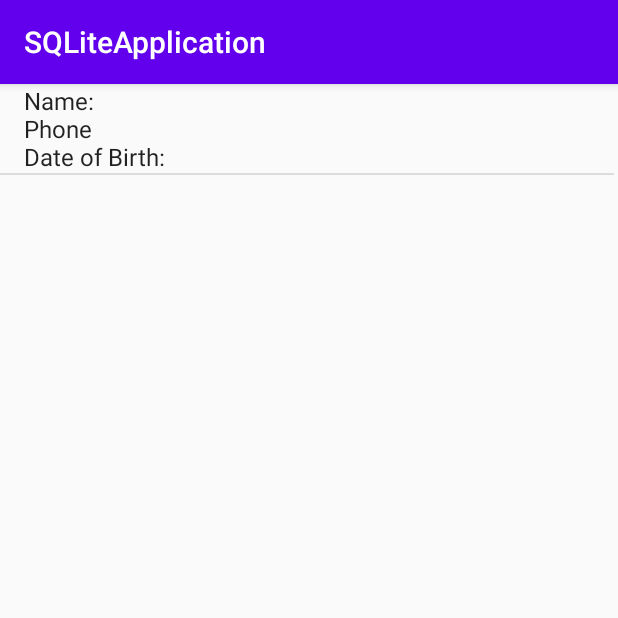
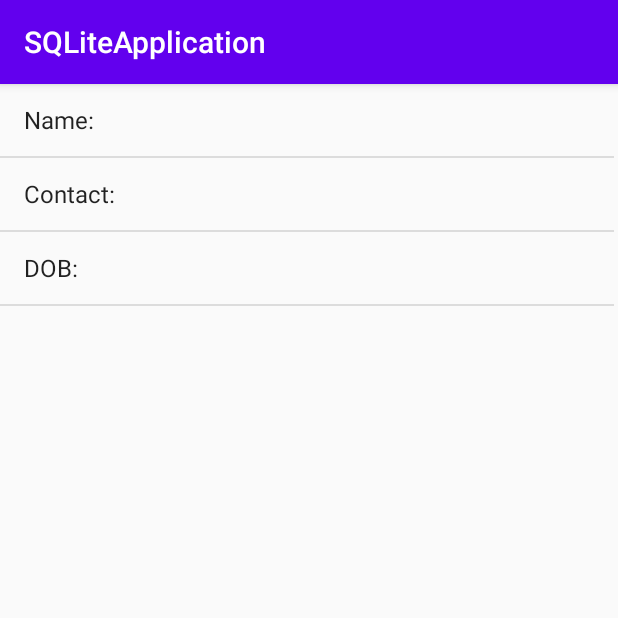
Before and after one commit to aswin-syras/android, an Android app: the screen it shows after launch (ViewDetails before the commit, ShowDetails after it), after a tap on "VIEW DATA", on a phone screen of 412 x 824 dp, the top half of it. Run offline under Robolectric (Android 15) with nearby library versions, the phone set to English and light mode, and no system bars.

```diff
--- a/app/src/main/AndroidManifest.xml
+++ b/app/src/main/AndroidManifest.xml
@@ -9,7 +9,7 @@
         android:roundIcon="@mipmap/ic_launcher_round"
         android:supportsRtl="true"
         android:theme="@style/AppTheme">
-        <activity android:name=".ViewDetails"></activity>
+        <activity android:name=".ShowDetails"></activity>
         <activity android:name=".MainActivity">
             <intent-filter>
                 <action android:name="android.intent.action.MAIN" />
--- a/app/src/main/java/com/example/sqliteapplication/MainActivity.java
+++ b/app/src/main/java/com/example/sqliteapplication/MainActivity.java
@@ -1,6 +1,5 @@
 package com.example.sqliteapplication;
 
-import androidx.appcompat.app.AlertDialog;
 import androidx.appcompat.app.AppCompatActivity;
 
 import android.content.Intent;
@@ -102,21 +101,11 @@ public class MainActivity extends AppCompatActivity {
 
                 }
                 else {
-
-                    /*StringBuffer buffer = new StringBuffer();
-                    while(res.moveToNext()){
-                        buffer.append("Name: "+res.getString(0)+"\n");
-                        buffer.append("Content: "+res.getString(1)+"\n");
-                        buffer.append("Date of Birth: "+res.getString(2)+"\n\n\n");*/
-                    Intent intent= new Intent(getApplicationContext(),ViewDetails.class);
+                    /*Use intent to navigate to another activity*/
+                    Intent intent= new Intent(getApplicationContext(), ShowDetails.class);
                     startActivity(intent);
                     }
 
-                    /*AlertDialog.Builder builder = new AlertDialog.Builder(MainActivity.this);
-                    builder.setCancelable(true);
-                    builder.setTitle("Results");
-                    builder.setMessage(buffer.toString());
-                    builder.show();*/
                 }
 
         });
--- a/app/src/main/java/com/example/sqliteapplication/ViewDetails.java
+++ b/app/src/main/java/com/example/sqliteapplication/ShowDetails.java
@@ -7,35 +7,31 @@ import android.os.Bundle;
 import android.widget.ArrayAdapter;
 import android.widget.ListAdapter;
 import android.widget.ListView;
-import android.widget.Toast;
 
 import java.util.ArrayList;
 
-public class ViewDetails extends AppCompatActivity {
+public class ShowDetails extends AppCompatActivity {
 
     DBHelper DB;
 
     @Override
     protected void onCreate(Bundle savedInstanceState) {
         super.onCreate(savedInstanceState);
-        setContentView(R.layout.activity_view_details);
+        setContentView(R.layout.activity_show_details);
 
         ListView listView =(ListView) findViewById(R.id.listview);
         DB = new DBHelper(this);
 
-        ArrayList<String> list = new ArrayList<>();
+        ArrayList<String> arrayList = new ArrayList<>();
         Cursor cursor = DB.getdata();
 
+            while (cursor.moveToNext()) {
+                arrayList.add("Name: "+cursor.getString(0));
+                arrayList.add("Contact: "+cursor.getString(1));
+                arrayList.add("DOB: "+cursor.getString(2));
+                ListAdapter listAdapter = new ArrayAdapter<>(this, android.R.layout.simple_list_item_1,arrayList);
+                listView.setAdapter(listAdapter);
 
-        if(cursor.getCount() == 0){
-            Toast.makeText(ViewDetails.this, "Nothing existed!", Toast.LENGTH_SHORT).show();
-
-        }else{
-            while (cursor.moveToNext()) {
-                list.add("Name: "+cursor.getString(0)+"\n"+"Phone"+cursor.getString(1)+"\n"+"Date of Birth:" +cursor.getString(2));
-                ListAdapter listAdapter = new ArrayAdapter<>(this, android.R.layout.simple_list_item_1,list);
-                listView.setAdapter(listAdapter);
             }
-        }
     }
 }
--- a/app/src/main/res/layout/activity_view_details.xml
+++ b/app/src/main/res/layout/activity_show_details.xml
@@ -4,7 +4,7 @@
     xmlns:tools="http://schemas.android.com/tools"
     android:layout_width="match_parent"
     android:layout_height="match_parent"
-    tools:context=".ViewDetails">
+    tools:context=".ShowDetails">
 
     <ListView
         android:id="@+id/listview"
```
